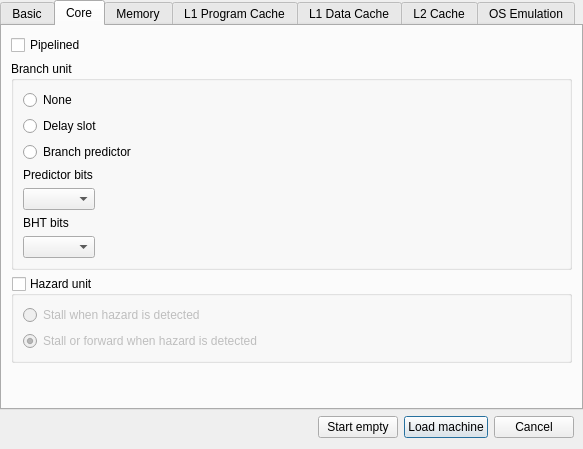
Before: the Qt Designer form qtmips_gui/NewDialog.ui in kchasialis/QtMips-Di, drawn with Qt 5.
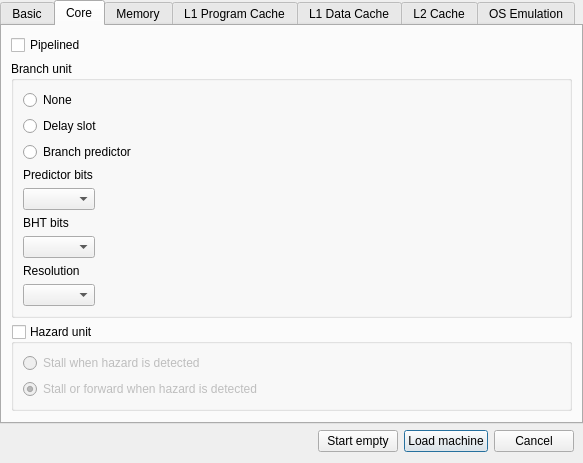
After: the same form once the commit is applied.

Commit message: Finished writing the code for solving resolution of branches in EX stage

The edit to the form file:
```diff
--- a/qtmips_gui/NewDialog.ui
+++ b/qtmips_gui/NewDialog.ui
@@ -233,6 +233,23 @@
             </property>
            </widget>
           </item>
+          <item>
+           <widget class="QLabel" name="resolution_label">
+            <property name="text">
+             <string>Resolution</string>
+            </property>
+           </widget>
+          </item>
+          <item>
+           <widget class="QComboBox" name="resolution">
+            <property name="sizePolicy">
+             <sizepolicy hsizetype="Fixed" vsizetype="Preferred">
+              <horstretch>0</horstretch>
+              <verstretch>0</verstretch>
+             </sizepolicy>
+            </property>
+           </widget>
+          </item>
          </layout>
         </widget>
        </item>
```
The commit also changes 14 other files.
